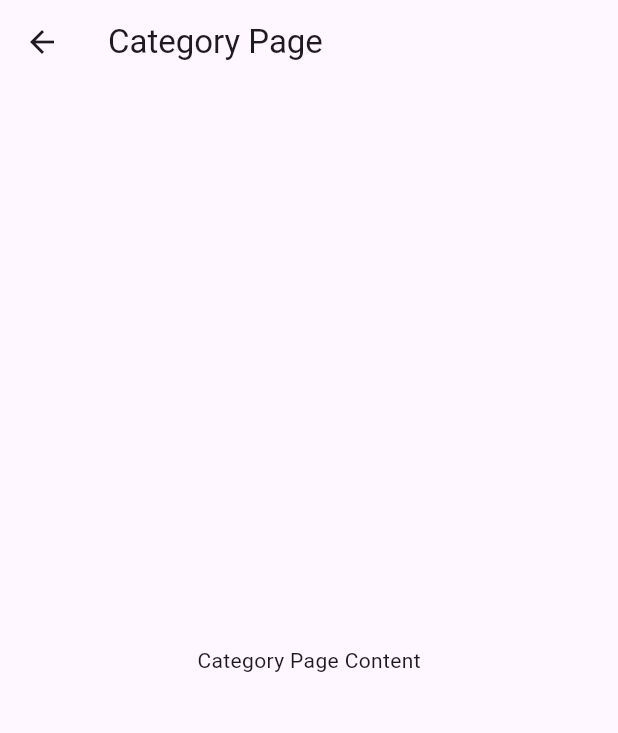
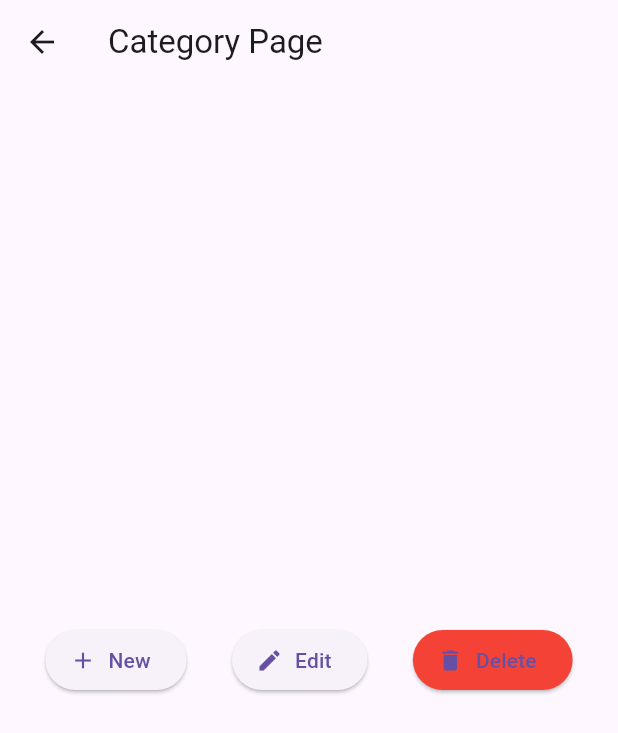
Before and after one commit to zegment-datalabs/stock_hub, a Flutter app: the CategoryPage screen opened directly, on a phone screen of 412 x 824 dp. Shown: the top 733 px of the screen. Run offline on Flutter 3.47's test engine with Material 3 defaults, Android fonts, the phone set to English and light mode, and no system bars; our stand-ins replace cloud_firestore, firebase_auth, firebase_core, firebase_storage, fluttertoast, image_picker and 1 more; accounts and stored records are empty.

Commit message:
Update category.dart

```diff
--- a/lib/screens/pages/category.dart
+++ b/lib/screens/pages/category.dart
@@ -3,11 +3,72 @@ import 'package:flutter/material.dart';
 class CategoryPage extends StatelessWidget {
   const CategoryPage({super.key});
 
+  void _showBottomSheet(BuildContext context, String action) {
+    showModalBottomSheet(
+      context: context,
+      shape:const RoundedRectangleBorder(
+        borderRadius: BorderRadius.vertical(top: Radius.circular(20)),
+      ),
+      builder: (context) {
+        return Padding(
+          padding: const EdgeInsets.all(16.0),
+          child: Column(
+            mainAxisSize: MainAxisSize.min,
+            children: [
+              Text(
+                '$action Category',
+                style: const TextStyle(fontSize: 20, fontWeight: FontWeight.bold),
+              ),
+              const SizedBox(height: 20),
+              if (action != 'Delete')
+               TextField(
+                  decoration: InputDecoration(
+                    labelText: 'Category Name',
+                    border: OutlineInputBorder(),
+                  ),
+                ),
+              const SizedBox(height: 20),
+              ElevatedButton(
+                onPressed: () {
+                  Navigator.pop(context); // Close Bottom Sheet
+                  // Handle action (New, Edit, Delete)
+                },
+                child: Text(action),
+              ),
+            ],
+          ),
+        );
+      },
+    );
+  }
+
   @override
   Widget build(BuildContext context) {
     return Scaffold(
       appBar: AppBar(title: const Text('Category Page')),
-      body: const Center(child: Text('Category Page Content')),
+      body: Center(
+        child: Row(
+          mainAxisAlignment: MainAxisAlignment.spaceEvenly,
+          children: [
+            ElevatedButton.icon(
+              onPressed: () => _showBottomSheet(context, 'New'),
+              icon: Icon(Icons.add),
+              label: Text('New'),
+            ),
+            ElevatedButton.icon(
+              onPressed: () => _showBottomSheet(context, 'Edit'),
+              icon: Icon(Icons.edit),
+              label: Text('Edit'),
+            ),
+            ElevatedButton.icon(
+              onPressed: () => _showBottomSheet(context, 'Delete'),
+              icon: Icon(Icons.delete),
+              label: Text('Delete'),
+              style: ElevatedButton.styleFrom(backgroundColor: Colors.red),
+            ),
+          ],
+        ),
+      ),
     );
   }
 }
```
